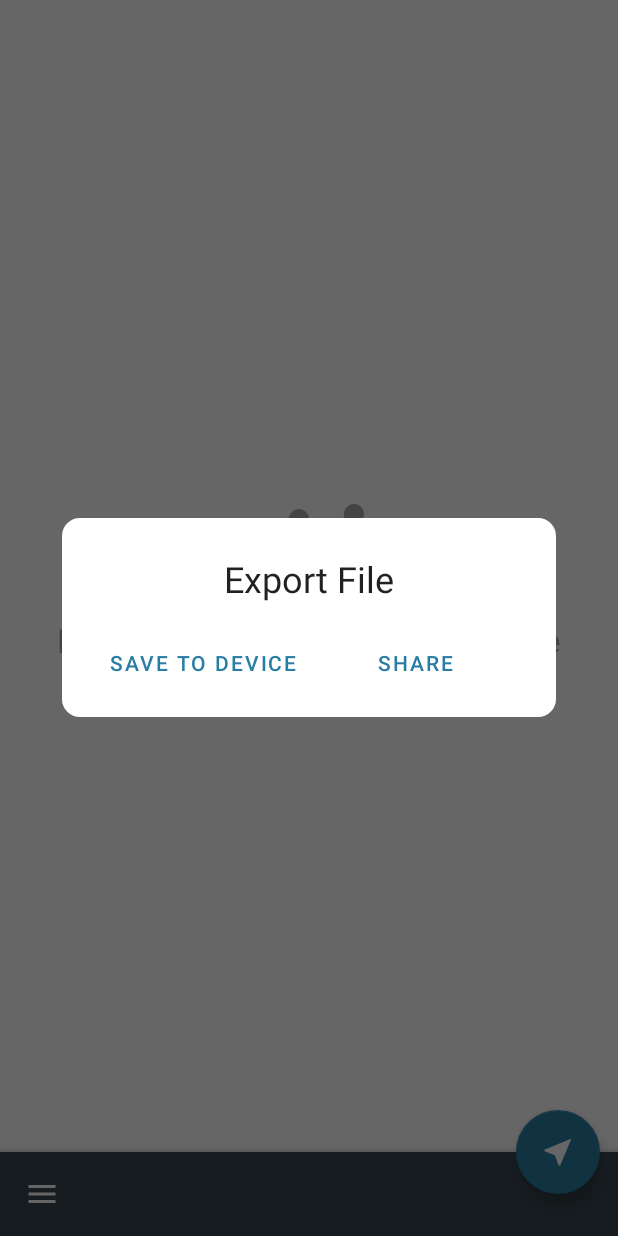
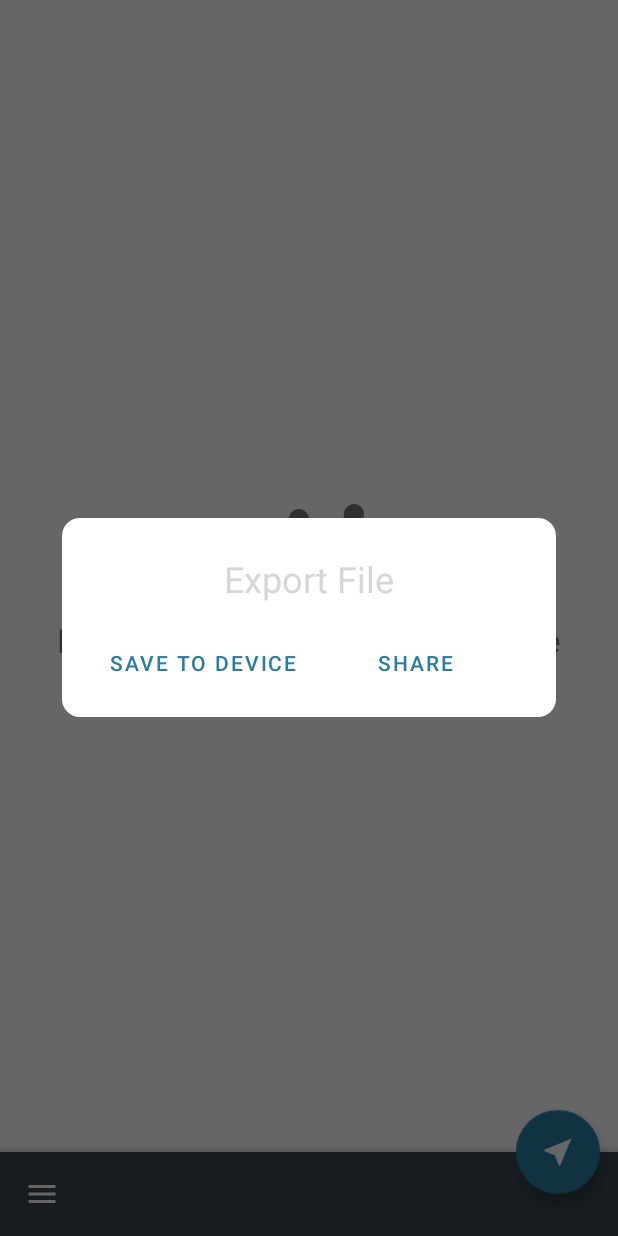
Before and after one commit to BradPatras/gpx-recorder, an Android app: the fragment ExportFragment placed in its activity, on a phone screen of 412 x 824 dp. Run offline under Robolectric (Android 15) with nearby library versions, the phone set to English and light mode, and no system bars; our stand-ins replace EventBus, RxJava; libraries missing offline, so code that uses them is left out: io.realm; 11 statements that could not run were skipped.

Commit message:
first pass at dark mode support

```diff
--- a/app/src/main/res/drawable/background_rounded.xml
+++ b/app/src/main/res/drawable/background_rounded.xml
@@ -1,7 +1,7 @@
 <?xml version="1.0" encoding="utf-8"?>
 <shape  xmlns:android="http://schemas.android.com/apk/res/android">
     <solid
-        android:color="@color/white" />
+        android:color="@color/surface" />
     <corners
         android:radius="2dp" />
 </shape>
--- a/app/src/main/res/drawable/dialog_background.xml
+++ b/app/src/main/res/drawable/dialog_background.xml
@@ -1,7 +1,7 @@
 <?xml version="1.0" encoding="utf-8"?>
 <shape  xmlns:android="http://schemas.android.com/apk/res/android">
     <solid
-        android:color="@color/white" />
+        android:color="@color/surface" />
     <corners
         android:radius="12dp" />
 </shape>
--- a/app/src/main/res/layout/activity_create_waypoint_dialog.xml
+++ b/app/src/main/res/layout/activity_create_waypoint_dialog.xml
@@ -19,6 +19,7 @@
         android:layout_marginStart="8dp"
         android:text="@string/add_waypoint"
         android:textAppearance="@style/TextAppearance.MaterialComponents.Headline5"
+        android:textColor="@color/textOnSurface"
         app:layout_constraintEnd_toEndOf="parent"
         app:layout_constraintStart_toStartOf="parent"
         app:layout_constraintTop_toTopOf="parent" />
@@ -34,6 +35,7 @@
         android:inputType="textPersonName"
         android:lines="1"
         android:singleLine="true"
+        android:textColor="@color/textOnSurface"
         app:layout_constraintEnd_toEndOf="parent"
         app:layout_constraintStart_toStartOf="parent"
         app:layout_constraintTop_toBottomOf="@+id/title"/>
@@ -49,6 +51,7 @@
         android:lines="3"
         android:maxLines="6"
         android:singleLine="false"
+        android:textColor="@color/textOnSurface"
         app:layout_constraintEnd_toEndOf="parent"
         app:layout_constraintStart_toStartOf="parent"
         app:layout_constraintTop_toBottomOf="@+id/title_editText"/>
@@ -61,7 +64,7 @@
         android:layout_marginBottom="12dp"
         android:layout_marginTop="12dp"
         android:text="@string/done"
-        android:textColor="@color/colorAccent"
+        android:textColor="@color/buttonTextOnSurface"
         android:gravity="center"
         app:layout_constraintBottom_toBottomOf="parent"
         app:layout_constraintEnd_toEndOf="parent"
--- a/app/src/main/res/layout/app_bar_main.xml
+++ b/app/src/main/res/layout/app_bar_main.xml
@@ -5,7 +5,7 @@
     android:id="@+id/layout_app_bar_main"
     android:layout_width="match_parent"
     android:layout_height="match_parent"
-    android:background="@android:color/white"
+    android:background="@color/surface"
     tools:context="com.iboism.gpxrecorder.MainActivity">
 
     <FrameLayout
--- a/app/src/main/res/layout/fragment_export.xml
+++ b/app/src/main/res/layout/fragment_export.xml
@@ -15,6 +15,7 @@
         app:layout_constraintTop_toTopOf="parent"
         android:textAppearance="@style/TextAppearance.MaterialComponents.Headline5"
         android:text="Export File"
+        android:textColor="@color/textOnSurface"
         android:layout_width="wrap_content"
         android:layout_height="wrap_content"/>
 
@@ -27,7 +28,7 @@
         app:layout_constraintBottom_toBottomOf="parent"
         app:layout_constraintLeft_toRightOf="@id/center_x"
         android:layout_marginTop="16dp"
-        android:textColor="@color/colorAccent"
+        android:textColor="@color/buttonTextOnSurface"
         style="@style/Widget.MaterialComponents.Button.TextButton"
         android:text="@string/share"
         />
@@ -41,7 +42,7 @@
         app:layout_constraintTop_toBottomOf="@id/export_title_tv"
         app:layout_constraintBottom_toBottomOf="parent"
         android:layout_marginTop="16dp"
-        android:textColor="@color/colorAccent"
+        android:textColor="@color/buttonTextOnSurface"
         style="@style/Widget.MaterialComponents.Button.TextButton"
         android:text="@string/save_to_device"
         />
@@ -54,6 +55,7 @@
         app:layout_constraintBottom_toBottomOf="parent"
         app:layout_constraintLeft_toLeftOf="parent"
         app:layout_constraintRight_toRightOf="parent"
+        android:indeterminateTint="@color/colorAccent"
         android:visibility="gone"
         />
 
--- a/app/src/main/res/layout/fragment_gpx_list.xml
+++ b/app/src/main/res/layout/fragment_gpx_list.xml
@@ -6,13 +6,13 @@
     android:clipToPadding="false"
     android:clipChildren="false"
     android:id="@+id/fragment_gpx_list"
-    android:background="@android:color/white"
+    android:background="@color/surface"
     tools:context="com.iboism.gpxrecorder.records.list.GpxListFragment">
 
     <androidx.recyclerview.widget.RecyclerView android:id="@+id/gpx_listView"
         android:layout_width="0dp"
         android:layout_height="0dp"
-        android:background="@android:color/white"
+        android:background="@color/surface"
         android:clipToPadding="false"
         android:footerDividersEnabled="true"
         android:headerDividersEnabled="true"
@@ -31,7 +31,7 @@
         android:layout_marginStart="26dp"
         android:text="Recorded routes will show up here"
         android:textAlignment="center"
-        android:textColor="@android:color/darker_gray"
+        android:textColor="@color/tertiaryOnSurface"
         android:textSize="22sp"
         app:layout_constraintTop_toBottomOf="@id/guideline_center"
         app:layout_constraintEnd_toEndOf="parent"
@@ -45,7 +45,7 @@
         app:layout_constraintBottom_toTopOf="@+id/guideline_center"
         app:layout_constraintEnd_toEndOf="parent"
         app:layout_constraintStart_toStartOf="parent"
-        app:tint="@android:color/darker_gray" />
+        app:tint="@color/tertiaryOnSurface" />
 
     <androidx.constraintlayout.widget.Guideline android:id="@+id/guideline_center"
         android:layout_width="wrap_content"
@@ -57,7 +57,7 @@
         android:id="@+id/fab"
         android:layout_width="wrap_content"
         android:layout_height="wrap_content"
-        app:tint="@color/white"
+        app:tint="@color/onAccent"
         app:backgroundTint="@color/colorAccent"
         app:srcCompat="@drawable/ic_near_me"
         app:layout_constraintTop_toTopOf="@id/toolbar_wrapper_layout"
@@ -84,7 +84,7 @@
             app:fabAlignmentMode="end"
             app:fabCradleVerticalOffset="16dp"
             app:fabAnimationMode="slide"
-            android:foregroundTint="@color/white"
+            android:foregroundTint="@color/onAccent"
             app:backgroundTint="@color/colorAccentDark"
             app:navigationIcon="@drawable/ic_menu"
             />
--- a/app/src/main/res/layout/list_row_deleted.xml
+++ b/app/src/main/res/layout/list_row_deleted.xml
@@ -24,6 +24,7 @@
             style="@style/Base.TextAppearance.AppCompat.Headline"
             app:layout_constraintTop_toTopOf="parent"
             app:layout_constraintBottom_toTopOf="@id/undo_message"
+            android:textColor="@color/onSurface"
             android:textSize="18sp"
             android:text="Route Deleted"/>
 
@@ -32,6 +33,7 @@
             android:layout_width="match_parent"
             android:layout_height="wrap_content"
             android:textAlignment="center"
+            android:textColor="@color/buttonTextOnSurface"
             app:layout_constraintTop_toBottomOf="@+id/deleted_message"
             app:layout_constraintBottom_toBottomOf="parent"
             android:textSize="14sp"
--- /dev/null
+++ b/app/src/main/res/values-night/colors.xml
@@ -0,0 +1,21 @@
+<?xml version="1.0" encoding="utf-8"?>
+<resources>
+    <color name="colorPrimary">#80c776</color>
+    <color name="colorAccent">#277da4</color>
+    <color name="colorAccentDark">#37474f</color>
+    <color name="colorAccentLight">#77bcdc</color>
+    <color name="buttonTextOnSurface">@color/colorAccent</color>
+    <color name="buttonTextOnAccent">#fff</color>
+    <color name="onAccent">#fff</color>
+    <color name="secondaryOnAccent">#e2e2e2</color>
+    <color name="onSurface">#e2e2e2</color>
+    <color name="surface">#1f1f1f</color>
+    <color name="surfaceSecondary">#303030</color>
+    <color name="warning">#a01c1c</color>
+    <color name="secondaryOnSurface">#d2d2d2</color>
+    <color name="tertiaryOnSurface">#c8c8c8</color>
+    <color name="white">#fff</color>
+    <color name="gGrey">#efeeec</color>
+    <color name="gLightBlue">#46b4fb</color>
+    <color name="gLightGreen">#c1ecb0</color>
+</resources>
--- a/app/src/main/res/values/colors.xml
+++ b/app/src/main/res/values/colors.xml
@@ -4,11 +4,18 @@
     <color name="colorAccent">#277da4</color>
     <color name="colorAccentDark">#37474f</color>
     <color name="colorAccentLight">#77bcdc</color>
-    <color name="darkGrayBlue">#1f1f30</color>
-    <color name="transparent">#000000</color>
+    <color name="buttonTextOnSurface">@color/colorAccent</color>
+    <color name="buttonTextOnAccent">#fff</color>
+    <color name="onAccent">#fff</color>
+    <color name="secondaryOnAccent">#e2e2e2</color>
+    <color name="onSurface">#040404</color>
+    <color name="surface">#fff</color>
+    <color name="surfaceSecondary">#e2e2e2</color>
+    <color name="warning">#a01c1c</color>
+    <color name="secondaryOnSurface">#343830</color>
+    <color name="tertiaryOnSurface">#767a72</color>
     <color name="white">#fff</color>
     <color name="gGrey">#efeeec</color>
     <color name="gLightBlue">#46b4fb</color>
     <color name="gLightGreen">#c1ecb0</color>
-    <color name="offWhite">#e3e3e3</color>
 </resources>
--- a/app/src/main/res/values/styles.xml
+++ b/app/src/main/res/values/styles.xml
@@ -1,7 +1,7 @@
 <resources>
 
     <!-- Base application theme. -->
-    <style name="AppTheme" parent="Theme.MaterialComponents.Light.DarkActionBar">
+    <style name="AppTheme" parent="Theme.MaterialComponents.DayNight">
         <item name="colorPrimary">@color/colorAccentLight</item>
         <item name="colorPrimaryDark">@color/colorAccentDark</item>
         <item name="colorAccent">@color/colorAccent</item>
@@ -9,7 +9,7 @@
         <item name="android:windowContentOverlay">@null</item>
     </style>
 
-    <style name="Theme.MaterialComponents.NoActionBarDialog" parent="@style/Theme.MaterialComponents.Light.Dialog.Alert">
+    <style name="Theme.MaterialComponents.NoActionBarDialog" parent="@style/Theme.MaterialComponents.DayNight.Dialog.Alert">
         <item name="colorPrimary">@color/colorAccentLight</item>
         <item name="colorPrimaryDark">@color/colorAccentDark</item>
         <item name="colorAccent">@color/colorAccent</item>
```
Also changed, not shown: app/src/main/java/com/iboism/gpxrecorder/recording/CurrentRecordingView.kt (deleted, +0 -20 lines), app/src/main/res/layout/config_dialog.xml (+10 -5 lines), app/src/main/res/layout/current_recording_view.xml (deleted, +0 -110 lines), app/src/main/res/layout/fragment_recorder.xml (+8 -11 lines), app/src/main/res/layout/fragment_route_details.xml (+8 -8 lines), app/src/main/res/layout/list_row_current_route.xml (+9 -11 lines), app/src/main/res/layout/list_row_gpx_content.xml (+8 -5 lines), app/src/main/res/layout/nav_header_main.xml (deleted, +0 -43 lines).
